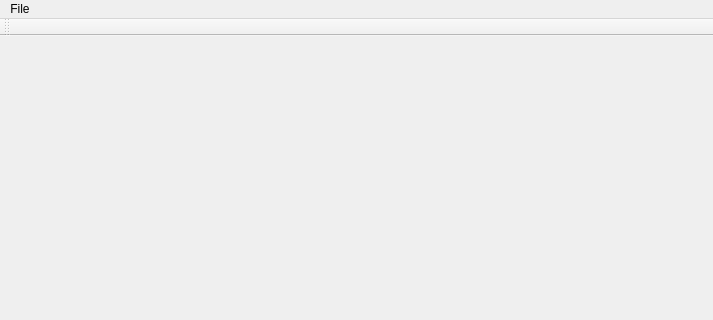
Old version of the form OSMEditor/MainWindow.ui in the repository gnishida/OSMEditor; both pictures show x 0 to 713 and y 0 to 320 of the 713 by 725 pixel window.
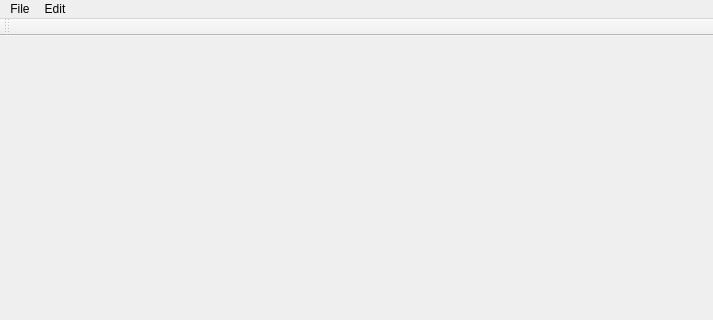
New version of the form. Icons and pictures are not drawn.

```diff
--- a/OSMEditor/MainWindow.ui
+++ b/OSMEditor/MainWindow.ui
@@ -31,7 +31,15 @@
     <addaction name="separator"/>
     <addaction name="actionExit"/>
    </widget>
+   <widget class="QMenu" name="menuEdit">
+    <property name="title">
+     <string>Edit</string>
+    </property>
+    <addaction name="actionUndo"/>
+    <addaction name="actionDeleteEdge"/>
+   </widget>
    <addaction name="menuFile"/>
+   <addaction name="menuEdit"/>
   </widget>
   <widget class="QToolBar" name="mainToolBar">
    <attribute name="toolBarArea">
```
Left out of the diff: 41 changed lines with no effect on the pictures.
